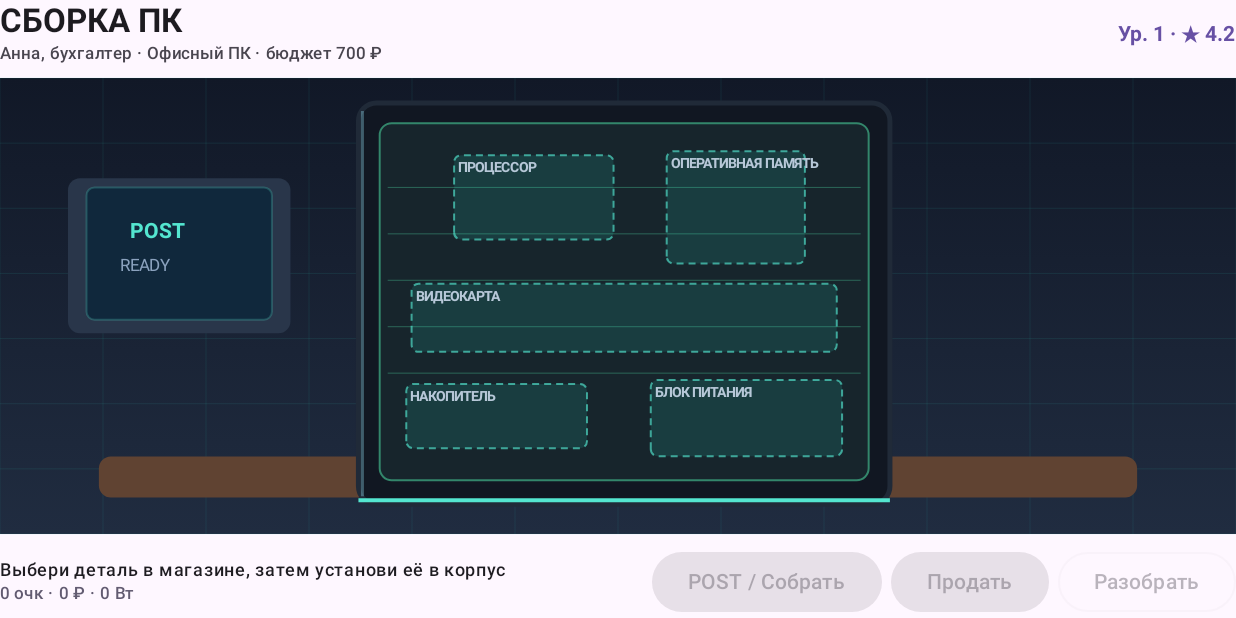
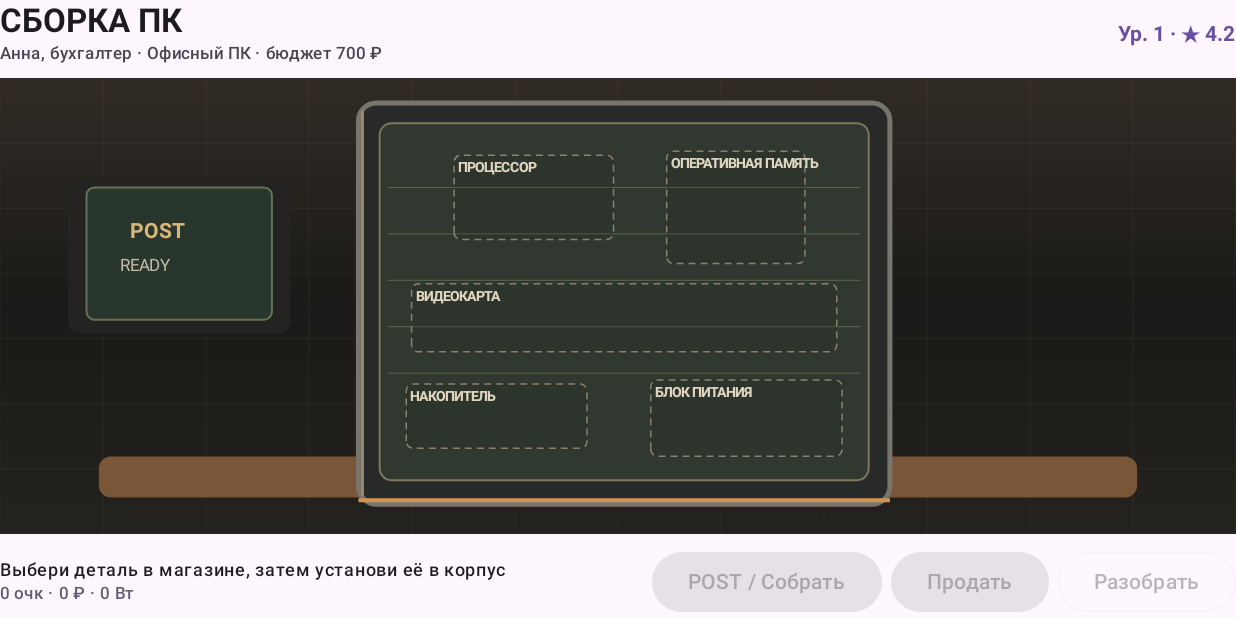
Before and after one commit to zxcrixd/pcsim, an Android app built with Jetpack Compose: the composable BuildPage called with empty values, on a phone screen of 824 x 412 dp (held sideways). Run offline under Robolectric (Android 15) with nearby library versions, the phone set to English and light mode, and no system bars.

Commit message:
feat(ui): warm realistic workshop palette and selected-slot highlight

```diff
--- a/composeApp/src/commonMain/kotlin/com/zxcrixd/pcsim/ui/WorkshopScene.kt
+++ b/composeApp/src/commonMain/kotlin/com/zxcrixd/pcsim/ui/WorkshopScene.kt
@@ -24,8 +24,9 @@ import com.zxcrixd.pcsim.GameState
 import com.zxcrixd.pcsim.model.Part
 import com.zxcrixd.pcsim.model.PartType
 
-private val Neon = Color(0xFF54E6D0)
-private val BoardGreen = Color(0xFF164B3B)
+private val Copper = Color(0xFFD29455)
+private val BoardGreen = Color(0xFF244A35)
+private val TraceGreen = Color(0xFF789064)
 
 private fun slotRects(size: Size): Map<PartType, Rect> {
     val left = size.width * 0.29f
@@ -57,17 +58,9 @@ fun WorkshopScene(game: GameState, selectedPart: Part?, modifier: Modifier = Mod
         modifier = modifier.pointerInput(selectedPart, installed) {
             detectTapGestures { point ->
                 val slots = slotRects(Size(size.width.toFloat(), size.height.toFloat()))
-                val componentOrder = listOf(
-                    PartType.CPU,
-                    PartType.RAM,
-                    PartType.GPU,
-                    PartType.STORAGE,
-                    PartType.PSU
-                )
+                val componentOrder = listOf(PartType.CPU, PartType.RAM, PartType.GPU, PartType.STORAGE, PartType.PSU)
                 val componentSlot = componentOrder.firstOrNull { slots.getValue(it).contains(point) }
-                val target = componentSlot ?: if (slots.getValue(PartType.MOTHERBOARD).contains(point)) {
-                    PartType.MOTHERBOARD
-                } else null
+                val target = componentSlot ?: if (slots.getValue(PartType.MOTHERBOARD).contains(point)) PartType.MOTHERBOARD else null
                 when {
                     target == null -> game.hint("Нажми на слот внутри корпуса")
                     selectedPart != null -> game.place(selectedPart, target)
@@ -80,87 +73,96 @@ fun WorkshopScene(game: GameState, selectedPart: Part?, modifier: Modifier = Mod
         Canvas(Modifier.fillMaxSize()) {
             val width = size.width
             val height = size.height
-            drawRect(Brush.verticalGradient(listOf(Color(0xFF111827), Color(0xFF202C40))))
+            drawRect(Brush.verticalGradient(listOf(Color(0xFF302B24), Color(0xFF1B1A18), Color(0xFF24221E))))
             for (i in 0..12) {
                 val x = width * i / 12f
-                drawLine(Color(0x1839D9C5), Offset(x, 0f), Offset(x, height), 1f)
+                drawLine(Color(0x12D6B98B), Offset(x, 0f), Offset(x, height), 1f)
             }
             for (i in 0..7) {
                 val y = height * i / 7f
-                drawLine(Color(0x1839D9C5), Offset(0f, y), Offset(width, y), 1f)
+                drawLine(Color(0x12D6B98B), Offset(0f, y), Offset(width, y), 1f)
             }
 
-            drawRoundRect(Color(0xFF604332), Offset(width * 0.08f, height * 0.83f), Size(width * 0.84f, height * 0.09f), CornerRadius(12f))
-            drawRoundRect(Color(0xFF29364A), Offset(width * 0.055f, height * 0.22f), Size(width * 0.18f, height * 0.34f), CornerRadius(12f))
-            drawRoundRect(Color(0xFF10283C), Offset(width * 0.07f, height * 0.24f), Size(width * 0.15f, height * 0.29f), CornerRadius(8f))
-            drawRoundRect(Neon.copy(alpha = 0.23f), Offset(width * 0.07f, height * 0.24f), Size(width * 0.15f, height * 0.29f), CornerRadius(8f), style = Stroke(2f))
-            drawText(textMeasurer, "POST", Offset(width * 0.105f, height * 0.31f), style = TextStyle(color = Neon, fontSize = 14.sp, fontWeight = FontWeight.Bold))
-            drawText(textMeasurer, "READY", Offset(width * 0.097f, height * 0.39f), style = TextStyle(color = Color(0xFF8BA2BE), fontSize = 11.sp))
+            // Warm wood workbench, monitor bezel and a subdued diagnostics screen.
+            drawRoundRect(Color(0xFF795638), Offset(width * 0.08f, height * 0.83f), Size(width * 0.84f, height * 0.09f), CornerRadius(12f))
+            drawRoundRect(Color(0xFF242321), Offset(width * 0.055f, height * 0.22f), Size(width * 0.18f, height * 0.34f), CornerRadius(12f))
+            drawRoundRect(Color(0xFF29362D), Offset(width * 0.07f, height * 0.24f), Size(width * 0.15f, height * 0.29f), CornerRadius(8f))
+            drawRoundRect(Color(0xFF667258), Offset(width * 0.07f, height * 0.24f), Size(width * 0.15f, height * 0.29f), CornerRadius(8f), style = Stroke(2f))
+            drawText(textMeasurer, "POST", Offset(width * 0.105f, height * 0.31f), style = TextStyle(color = Color(0xFFD8B578), fontSize = 14.sp, fontWeight = FontWeight.Bold))
+            drawText(textMeasurer, "READY", Offset(width * 0.097f, height * 0.39f), style = TextStyle(color = Color(0xFFC2B9A7), fontSize = 11.sp))
 
             val slots = slotRects(size)
             val caseRect = slots.getValue(PartType.CASE)
             val casePart = installed[PartType.CASE]
-            val caseTint = if (casePart == null) Color(0xFF111722) else partColor(PartType.CASE, casePart.score).copy(alpha = 0.9f)
+            val caseTint = if (casePart == null) Color(0xFF282A29) else partColor(PartType.CASE, casePart.score)
             drawRoundRect(caseTint, caseRect.topLeft, caseRect.size, CornerRadius(18f))
-            drawRoundRect(Color(0xFF202A38), caseRect.topLeft, caseRect.size, CornerRadius(18f), style = Stroke(5f))
+            drawRoundRect(Color(0xFF77756C), caseRect.topLeft, caseRect.size, CornerRadius(18f), style = Stroke(5f))
+
             val board = slots.getValue(PartType.MOTHERBOARD)
-            val boardColor = if (installed.containsKey(PartType.MOTHERBOARD)) BoardGreen else Color(0xFF17252C)
+            val boardColor = if (installed.containsKey(PartType.MOTHERBOARD)) BoardGreen else Color(0xFF30382F)
             drawRoundRect(boardColor, board.topLeft, board.size, CornerRadius(12f))
-            drawRoundRect(Color(0xFF33866B), board.topLeft, board.size, CornerRadius(12f), style = Stroke(2f))
+            drawRoundRect(Color(0xFF7B795D), board.topLeft, board.size, CornerRadius(12f), style = Stroke(2f))
             repeat(5) { index ->
                 val y = board.top + board.height * (0.18f + index * 0.13f)
-                drawLine(Color(0x6649C99A), Offset(board.left + 8f, y), Offset(board.right - 8f, y), 1f)
+                drawLine(TraceGreen.copy(alpha = 0.55f), Offset(board.left + 8f, y), Offset(board.right - 8f, y), 1f)
             }
             if (casePart != null) {
-                drawText(textMeasurer, casePart.name, Offset(caseRect.left + 5f, caseRect.bottom - 19f), style = TextStyle(color = Color.White, fontSize = 9.sp, fontWeight = FontWeight.Bold))
+                drawText(textMeasurer, casePart.name, Offset(caseRect.left + 5f, caseRect.bottom - 19f), style = TextStyle(color = Color(0xFFF2E7D2), fontSize = 9.sp, fontWeight = FontWeight.Bold))
             }
 
             val displayOrder = listOf(PartType.CPU, PartType.RAM, PartType.GPU, PartType.STORAGE, PartType.PSU)
             for (type in displayOrder) {
                 val rect = slots.getValue(type)
                 val part = installed[type]
+                val highlighted = selectedPart?.type == type
                 if (part == null) {
-                    drawRoundRect(Color(0x2226D9C5), rect.topLeft, rect.size, CornerRadius(7f))
-                    drawRoundRect(Neon.copy(alpha = 0.65f), rect.topLeft, rect.size, CornerRadius(7f), style = Stroke(2f, pathEffect = PathEffect.dashPathEffect(floatArrayOf(7f, 5f))))
-                    drawText(textMeasurer, type.label.uppercase(), Offset(rect.left + 4f, rect.top + 4f), style = TextStyle(color = Color(0xFFB7C8D8), fontSize = 9.sp, fontWeight = FontWeight.Bold))
+                    drawRoundRect(Color(0x33262520), rect.topLeft, rect.size, CornerRadius(7f))
+                    drawRoundRect(
+                        if (highlighted) Copper else Color(0xFF8A806C),
+                        rect.topLeft,
+                        rect.size,
+                        CornerRadius(7f),
+                        style = Stroke(if (highlighted) 3f else 1.5f, pathEffect = if (highlighted) null else PathEffect.dashPathEffect(floatArrayOf(7f, 5f)))
+                    )
+                    drawText(textMeasurer, type.label.uppercase(), Offset(rect.left + 4f, rect.top + 4f), style = TextStyle(color = Color(0xFFE0D5C0), fontSize = 9.sp, fontWeight = FontWeight.Bold))
                 } else {
                     val color = partColor(type, part.score)
                     drawRoundRect(color, rect.topLeft, rect.size, CornerRadius(7f))
-                    drawRoundRect(Color.White.copy(alpha = 0.75f), rect.topLeft, rect.size, CornerRadius(7f), style = Stroke(1.5f))
-                    drawText(textMeasurer, part.name, Offset(rect.left + 5f, rect.top + rect.height * 0.38f), style = TextStyle(color = Color.White, fontSize = 9.sp, fontWeight = FontWeight.Bold))
+                    drawRoundRect(Color(0xFFE5D7BF), rect.topLeft, rect.size, CornerRadius(7f), style = Stroke(1.5f))
+                    drawText(textMeasurer, part.name, Offset(rect.left + 5f, rect.top + rect.height * 0.38f), style = TextStyle(color = Color(0xFFFFF7EA), fontSize = 9.sp, fontWeight = FontWeight.Bold))
                     when (type) {
                         PartType.GPU -> {
-                            drawCircle(Color(0xFF172033), rect.height * 0.32f, Offset(rect.left + rect.width * 0.32f, rect.center.y))
-                            drawCircle(Color(0xFF172033), rect.height * 0.32f, Offset(rect.left + rect.width * 0.68f, rect.center.y))
-                            drawCircle(Neon, rect.height * 0.08f, Offset(rect.left + rect.width * 0.32f, rect.center.y))
-                            drawCircle(Neon, rect.height * 0.08f, Offset(rect.left + rect.width * 0.68f, rect.center.y))
+                            drawCircle(Color(0xFF242321), rect.height * 0.32f, Offset(rect.left + rect.width * 0.32f, rect.center.y))
+                            drawCircle(Color(0xFF242321), rect.height * 0.32f, Offset(rect.left + rect.width * 0.68f, rect.center.y))
+                            drawCircle(Copper, rect.height * 0.07f, Offset(rect.left + rect.width * 0.32f, rect.center.y))
+                            drawCircle(Copper, rect.height * 0.07f, Offset(rect.left + rect.width * 0.68f, rect.center.y))
                         }
-                        PartType.PSU -> drawCircle(Color(0xFF19202C), rect.height * 0.28f, Offset(rect.right - rect.width * 0.22f, rect.center.y))
-                        PartType.CPU -> drawRect(Color(0x66FFFFFF), Offset(rect.left + rect.width * 0.2f, rect.top + 3f), Size(rect.width * 0.6f, 2f))
+                        PartType.PSU -> drawCircle(Color(0xFF242321), rect.height * 0.28f, Offset(rect.right - rect.width * 0.22f, rect.center.y))
+                        PartType.CPU -> drawRect(Color(0x66FFF1D1), Offset(rect.left + rect.width * 0.2f, rect.top + 3f), Size(rect.width * 0.6f, 2f))
                         else -> Unit
                     }
                 }
             }
-            drawLine(Color(0x559DEBFF), Offset(caseRect.left + 4f, caseRect.top + 8f), Offset(caseRect.left + 4f, caseRect.bottom - 8f), 3f)
-            drawLine(Neon, Offset(caseRect.left, caseRect.bottom - 4f), Offset(caseRect.right, caseRect.bottom - 4f), 4f)
+            drawLine(Color(0xFF9A8A70), Offset(caseRect.left + 4f, caseRect.top + 8f), Offset(caseRect.left + 4f, caseRect.bottom - 8f), 3f)
+            drawLine(Copper, Offset(caseRect.left, caseRect.bottom - 4f), Offset(caseRect.right, caseRect.bottom - 4f), 4f)
         }
     }
 }
 
 private fun partColor(type: PartType, score: Int): Color {
     val base = when (type) {
-        PartType.CPU -> Color(0xFF3978E8)
-        PartType.MOTHERBOARD -> Color(0xFF248C62)
-        PartType.RAM -> Color(0xFFE44D78)
-        PartType.GPU -> Color(0xFF874EE8)
-        PartType.STORAGE -> Color(0xFF29A9A0)
-        PartType.PSU -> Color(0xFF65758B)
-        PartType.CASE -> Color(0xFF29364A)
+        PartType.CPU -> Color(0xFFB18A5A)
+        PartType.MOTHERBOARD -> Color(0xFF3E694B)
+        PartType.RAM -> Color(0xFF9A5360)
+        PartType.GPU -> Color(0xFF555650)
+        PartType.STORAGE -> Color(0xFF85847A)
+        PartType.PSU -> Color(0xFF41413E)
+        PartType.CASE -> Color(0xFF56534D)
     }
     return if (score > 130) Color(
-        red = (base.red + 0.18f).coerceAtMost(1f),
-        green = (base.green + 0.08f).coerceAtMost(1f),
-        blue = base.blue,
+        red = (base.red + 0.12f).coerceAtMost(1f),
+        green = (base.green + 0.07f).coerceAtMost(1f),
+        blue = (base.blue + 0.03f).coerceAtMost(1f),
         alpha = base.alpha
     ) else base
 }
```
